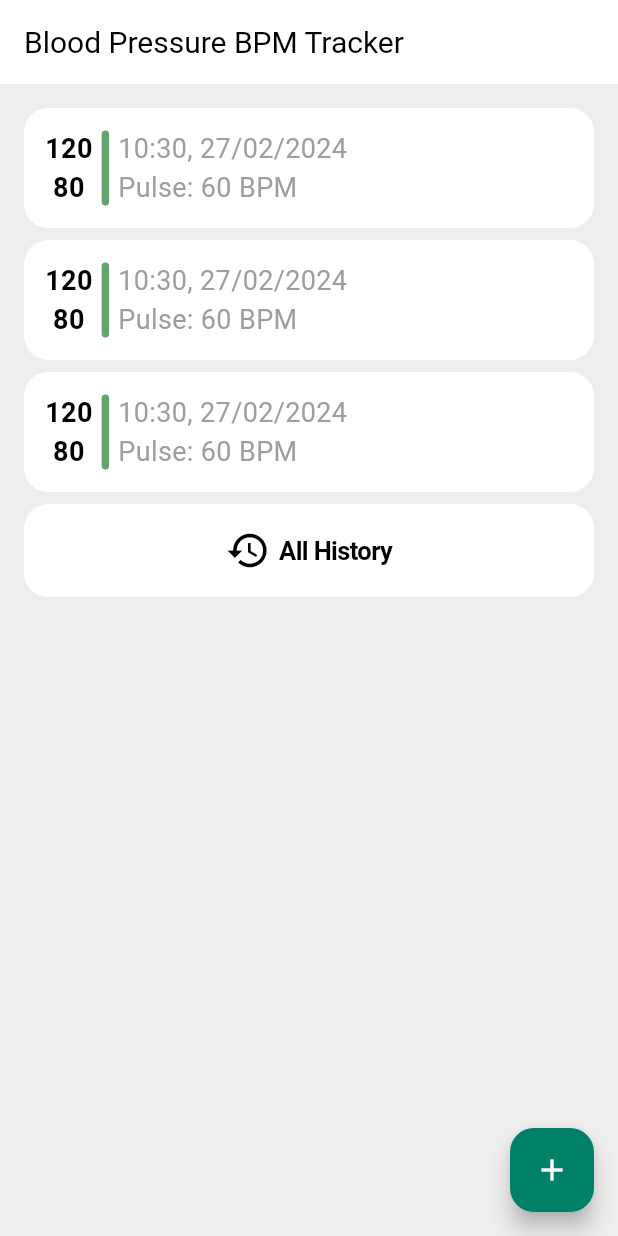
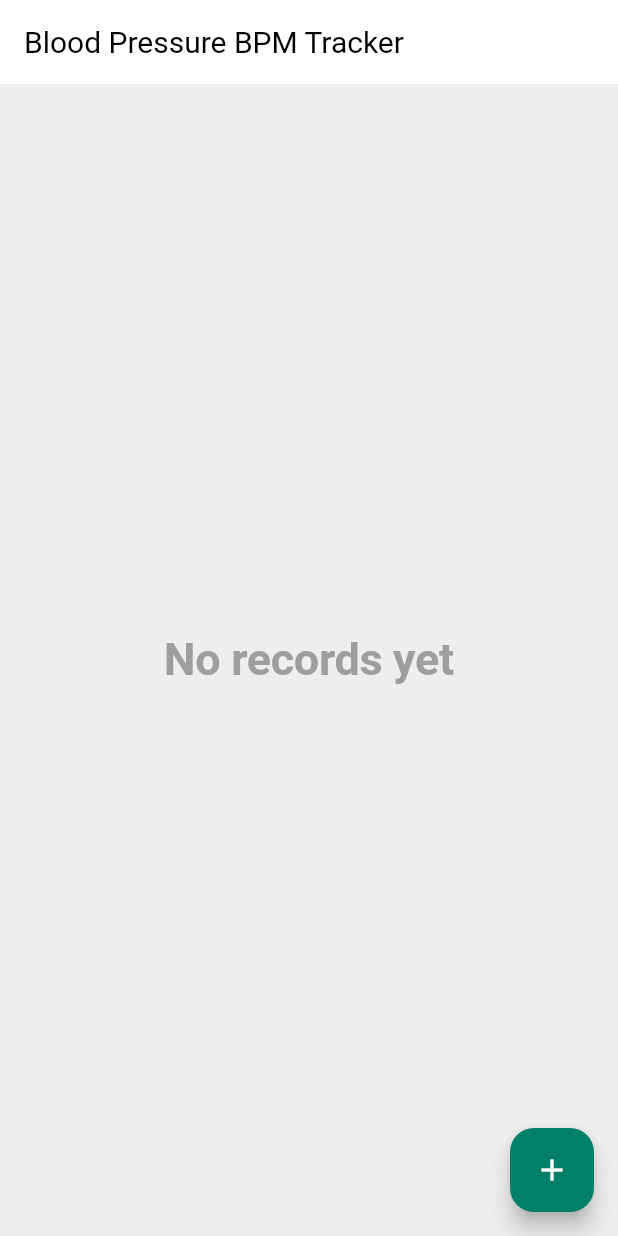
Before and after one commit to EgorP51/pulse_tracker, a Flutter app: the screen it shows after launch, on a phone screen of 412 x 824 dp. Run offline on Flutter 3.47's test engine with Material 3 defaults, Android fonts, the phone set to English and light mode, and no system bars; our stand-ins replace equatable, flutter_bloc, get_it, hive, hive_flutter, numberpicker; accounts and stored records are empty.

Commit message:
add hive storage

```diff
--- /dev/null
+++ b/lib/core/di/locator.dart
@@ -0,0 +1,8 @@
+import 'package:get_it/get_it.dart';
+import 'package:pulse_tracker/features/pulse_tracker/manager/pulse_tracker_bloc.dart';
+
+final locator = GetIt.instance;
+
+void setup() {
+  locator.registerSingleton<PulseTrackerBloc>(PulseTrackerBloc());
+}
--- a/lib/features/pulse_tracker/data/models/record_model.dart
+++ b/lib/features/pulse_tracker/data/models/record_model.dart
@@ -1,14 +1,24 @@
 import 'dart:convert';
 
-RecordModel recordModelFromJson(String str) =>
-    RecordModel.fromJson(json.decode(str));
+import 'package:hive/hive.dart';
+
+part 'record_model.g.dart';
+
+RecordModel recordModelFromJson(String str) {
+  return RecordModel.fromJson(json.decode(str));
+}
 
 String recordModelToJson(RecordModel data) => json.encode(data.toJson());
 
+@HiveType(typeId: 0)
 class RecordModel {
+  @HiveField(0)
   final int? systolic;
+  @HiveField(1)
   final int? diastolic;
+  @HiveField(2)
   final int? pulse;
+  @HiveField(3)
   final DateTime? dateTime;
 
   RecordModel({
--- a/lib/features/pulse_tracker/manager/pulse_tracker_bloc.dart
+++ b/lib/features/pulse_tracker/manager/pulse_tracker_bloc.dart
@@ -1,5 +1,6 @@
 import 'package:equatable/equatable.dart';
 import 'package:flutter_bloc/flutter_bloc.dart';
+import 'package:hive_flutter/hive_flutter.dart';
 
 import '../data/models/record_model.dart';
 
@@ -8,12 +9,19 @@ part 'pulse_tracker_event.dart';
 part 'pulse_tracker_state.dart';
 
 class PulseTrackerBloc extends Bloc<PulseTrackerEvent, PulseTrackerState> {
+  late final Box<RecordModel> recordBox;
+
   PulseTrackerBloc() : super(const PulseTrackerState()) {
-    on<InitialEvent>((event, emit) {
-      // TODO: implement event handler
+    on<InitialEvent>((event, emit) async {
+      recordBox = await Hive.openBox<RecordModel>('records');
+      List<RecordModel> records = recordBox.values.toList();
+
+      emit(state.copyWith(records: records));
     });
     on<SaveRecordEvent>((event, emit) {
-      print(event.record);
+      recordBox.add(event.record);
+      List<RecordModel> newRecords = recordBox.values.toList();
+      emit(state.copyWith(records: newRecords));
     });
   }
 }
--- a/lib/features/pulse_tracker/manager/pulse_tracker_state.dart
+++ b/lib/features/pulse_tracker/manager/pulse_tracker_state.dart
@@ -1,8 +1,18 @@
 part of 'pulse_tracker_bloc.dart';
 
 class PulseTrackerState extends Equatable {
-  const PulseTrackerState();
+  const PulseTrackerState({this.records = const []});
+
+  final List<RecordModel> records;
+
+  PulseTrackerState copyWith({
+    List<RecordModel>? records,
+  }) {
+    return PulseTrackerState(
+      records: records ?? this.records,
+    );
+  }
 
   @override
-  List<Object?> get props => [];
+  List<Object?> get props => [records];
 }
--- a/lib/features/pulse_tracker/presentation/pages/main_page.dart
+++ b/lib/features/pulse_tracker/presentation/pages/main_page.dart
@@ -1,11 +1,18 @@
 import 'package:flutter/material.dart';
+import 'package:flutter_bloc/flutter_bloc.dart';
+import 'package:pulse_tracker/core/di/locator.dart';
 import 'package:pulse_tracker/features/pulse_tracker/presentation/widgets/main/main_widget.dart';
+
+import '../../manager/pulse_tracker_bloc.dart';
 
 class MainPage extends StatelessWidget {
   const MainPage({super.key});
 
   @override
   Widget build(BuildContext context) {
-    return  MainWidget();
+    return BlocProvider<PulseTrackerBloc>(
+      create: (context) => locator.get<PulseTrackerBloc>()..add(InitialEvent()),
+      child: const MainWidget(),
+    );
   }
 }
--- a/lib/features/pulse_tracker/presentation/pages/record_page.dart
+++ b/lib/features/pulse_tracker/presentation/pages/record_page.dart
@@ -1,6 +1,4 @@
 import 'package:flutter/material.dart';
-import 'package:flutter_bloc/flutter_bloc.dart';
-import 'package:pulse_tracker/features/pulse_tracker/manager/pulse_tracker_bloc.dart';
 import 'package:pulse_tracker/features/pulse_tracker/presentation/widgets/record/record_widget.dart';
 
 class RecordPage extends StatelessWidget {
@@ -8,8 +6,6 @@ class RecordPage extends StatelessWidget {
 
   @override
   Widget build(BuildContext context) {
-    return BlocProvider<PulseTrackerBloc>(
-        create: (context) => PulseTrackerBloc()..add(InitialEvent()),
-        child: const RecordWidget());
+    return const RecordWidget();
   }
 }
--- a/lib/features/pulse_tracker/presentation/widgets/main/main_widget.dart
+++ b/lib/features/pulse_tracker/presentation/widgets/main/main_widget.dart
@@ -1,41 +1,60 @@
 import 'package:flutter/cupertino.dart';
 import 'package:flutter/material.dart';
+import 'package:flutter_bloc/flutter_bloc.dart';
 import 'package:pulse_tracker/core/ui/ui_constants.dart';
+import 'package:pulse_tracker/features/pulse_tracker/manager/pulse_tracker_bloc.dart';
 import 'package:pulse_tracker/features/pulse_tracker/presentation/pages/record_page.dart';
 import 'package:pulse_tracker/features/pulse_tracker/presentation/common_widgets/record_list_tile.dart';
-import 'package:pulse_tracker/features/pulse_tracker/presentation/widgets/history/history_widget.dart';
 
-import '../../../data/models/record_model.dart';
 import '../../pages/history_page.dart';
 
 class MainWidget extends StatelessWidget {
-  MainWidget({super.key});
-
-  final recordList = List.generate(
-    3,
-    (index) {
-      return RecordModel(
-        dateTime: DateTime.now(),
-        systolic: 120,
-        diastolic: 80,
-        pulse: 60,
-      );
-    },
-  );
+  const MainWidget({super.key});
 
   @override
   Widget build(BuildContext context) {
+    return BlocConsumer<PulseTrackerBloc, PulseTrackerState>(
+      listener: (context, state) {},
+      builder: (context, state) {
         return Scaffold(
           appBar: AppBar(
             title: const Text('Blood Pressure BPM Tracker'),
           ),
-      body: Padding(
+          body: state.records.isEmpty
+              ? const EmptyBody()
+              : MainBody(state: state),
+          floatingActionButton: FloatingActionButton(
+            onPressed: () {
+              Navigator.push(
+                context,
+                MaterialPageRoute(
+                  builder: (context) => const RecordPage(),
+                ),
+              );
+            },
+            backgroundColor: Theme.of(context).colorScheme.primary,
+            child: const Icon(Icons.add, color: Colors.white),
+          ),
+        );
+      },
+    );
+  }
+}
+
+class MainBody extends StatelessWidget {
+  const MainBody({super.key, required this.state});
+
+  final PulseTrackerState state;
+
+  @override
+  Widget build(BuildContext context) {
+    return Padding(
       padding: const EdgeInsets.all(16.0),
       child: Column(
         children: [
           ...List.generate(
-              recordList.length,
-              (index) => RecordListTile(record: recordList[index]),
+            state.records.length,
+            (index) => RecordListTile(record: state.records[index]),
           ),
           SizedBox(
             width: double.infinity,
@@ -46,7 +65,9 @@ class MainWidget extends StatelessWidget {
                 Navigator.push(
                   context,
                   MaterialPageRoute(
-                      builder: (context) => HistoryPage(recordList: recordList),
+                    builder: (context) {
+                      return HistoryPage(recordList: state.records);
+                    },
                   ),
                 );
               },
@@ -69,18 +90,21 @@ class MainWidget extends StatelessWidget {
           )
         ],
       ),
+    );
+  }
+}
+
+class EmptyBody extends StatelessWidget {
+  const EmptyBody({super.key});
+
+  @override
+  Widget build(BuildContext context) {
+    return Center(
+      child: Text(
+        'No records yet',
+        style: Theme.of(context).textTheme.displayLarge?.copyWith(
+              color: Colors.grey,
             ),
-      floatingActionButton: FloatingActionButton(
-        onPressed: () {
-          Navigator.push(
-            context,
-            MaterialPageRoute(
-              builder: (context) => const RecordPage(),
-            ),
-          );
-        },
-        backgroundColor: Theme.of(context).colorScheme.primary,
-        child: const Icon(Icons.add, color: Colors.white),
       ),
     );
   }
--- a/pubspec.yaml
+++ b/pubspec.yaml
@@ -39,6 +39,10 @@ dependencies:
   flutter_bloc: ^8.1.4
   numberpicker: ^2.1.2
   intl: ^0.19.0
+  get_it: ^7.6.7
+  hive: ^2.2.3
+  hive_flutter: ^1.1.0
+  hive_generator: ^2.0.1
 
 dev_dependencies:
   flutter_test:
@@ -50,6 +54,7 @@ dev_dependencies:
   # package. See that file for information about deactivating specific lint
   # rules and activating additional ones.
   flutter_lints: ^2.0.0
+  build_runner: ^2.4.8
 
 # For information on the generic Dart part of this file, see the
 # following page: https://dart.dev/tools/pub/pubspec
```
Also changed, not shown: lib/features/pulse_tracker/presentation/widgets/record/record_widget.dart (+7 -10 lines), lib/main.dart (+14 -1 lines), lib/features/pulse_tracker/data/models/record_model.g.dart (added), pubspec.lock, 1 other file. Lines whose indentation alone changed are shown as unchanged.
